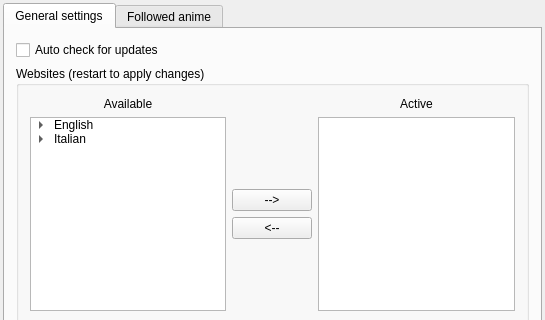
Qt form OtakuManager/widgets/PrefWindow.ui (GhostWriterTNCS/OtakuManager) before a commit; both pictures show x 0 to 545 and y 0 to 320 of the 545 by 544 pixel window.
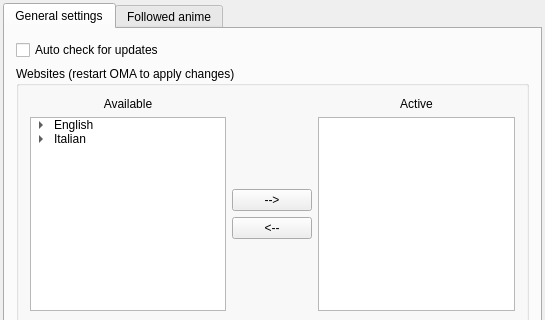
The same form after that commit. Icons and pictures are not drawn.

Diff of the .ui file:
```diff
--- a/OtakuManager/widgets/PrefWindow.ui
+++ b/OtakuManager/widgets/PrefWindow.ui
@@ -59,7 +59,7 @@
           </sizepolicy>
          </property>
          <property name="title">
-          <string>Websites (restart to apply changes)</string>
+          <string>Websites (restart OMA to apply changes)</string>
          </property>
          <layout class="QGridLayout" name="gridLayout_2">
           <item row="1" column="1">
```
